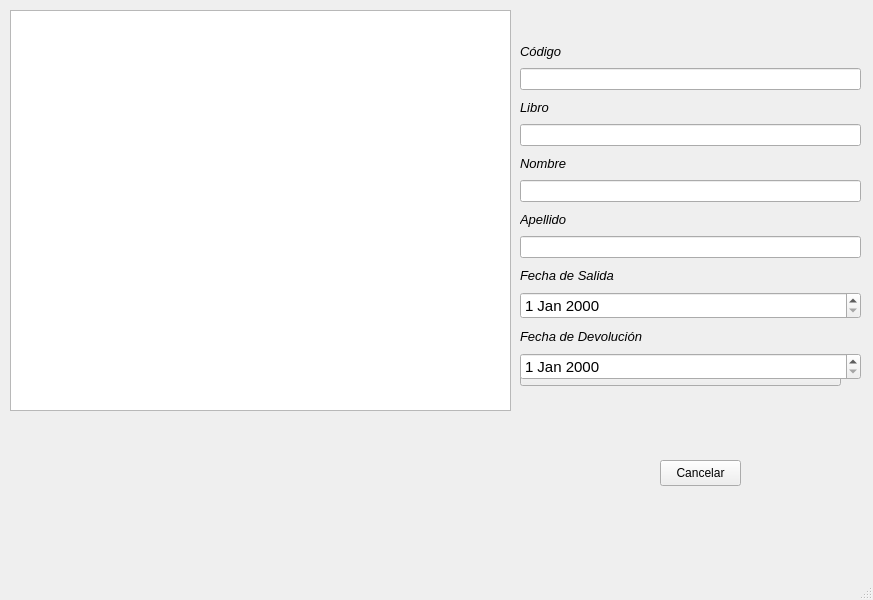
First picture: the form in desktop/ui/loans.ui, repository Now314/CRUD-Biblioteca-BiblioOrg8-, before the edit.
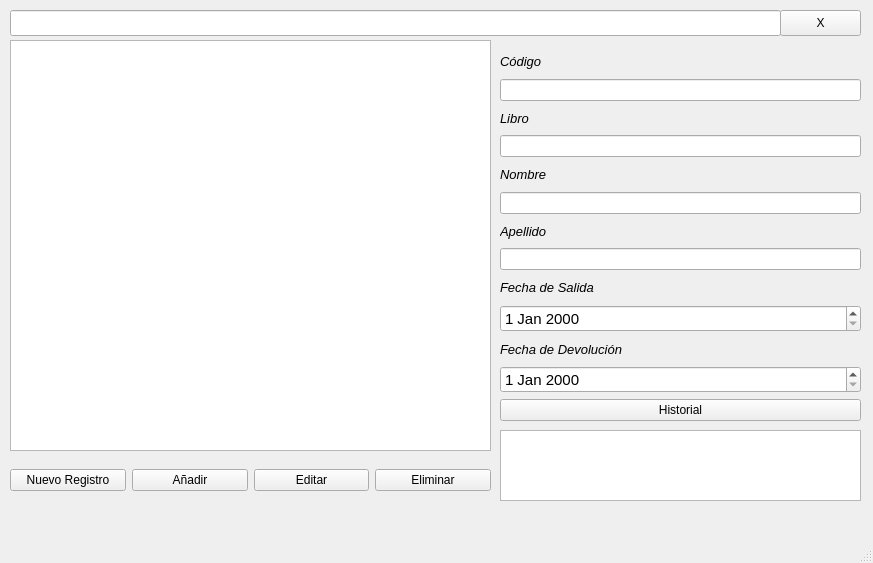
Second picture: the form after the edit.

```diff
--- a/desktop/ui/loans.ui
+++ b/desktop/ui/loans.ui
@@ -7,7 +7,7 @@
     <x>0</x>
     <y>0</y>
     <width>873</width>
-    <height>600</height>
+    <height>563</height>
    </rect>
   </property>
   <property name="windowTitle">
@@ -18,49 +18,56 @@
     <property name="geometry">
      <rect>
       <x>10</x>
-      <y>10</y>
-      <width>501</width>
-      <height>401</height>
-     </rect>
-    </property>
-   </widget>
-   <widget class="QPushButton" name="cancelbtn">
-    <property name="geometry">
-     <rect>
-      <x>660</x>
-      <y>460</y>
-      <width>81</width>
-      <height>26</height>
-     </rect>
-    </property>
-    <property name="text">
-     <string>Cancelar</string>
-    </property>
-   </widget>
-   <widget class="QPushButton" name="addbtn">
-    <property name="geometry">
-     <rect>
-      <x>520</x>
-      <y>360</y>
-      <width>321</width>
-      <height>26</height>
-     </rect>
-    </property>
-    <property name="text">
-     <string>Historial</string>
-    </property>
-   </widget>
-   <widget class="QWidget" name="">
-    <property name="geometry">
-     <rect>
-      <x>520</x>
       <y>40</y>
-      <width>341</width>
-      <height>340</height>
+      <width>481</width>
+      <height>411</height>
      </rect>
     </property>
-    <layout class="QGridLayout" name="gridLayout">
-     <item row="0" column="0">
+   </widget>
+   <widget class="QLineEdit" name="searchtxt">
+    <property name="geometry">
+     <rect>
+      <x>10</x>
+      <y>10</y>
+      <width>771</width>
+      <height>26</height>
+     </rect>
+    </property>
+   </widget>
+   <widget class="QPushButton" name="resetbtn">
+    <property name="geometry">
+     <rect>
+      <x>780</x>
+      <y>10</y>
+      <width>81</width>
+      <height>26</height>
+     </rect>
+    </property>
+    <property name="text">
+     <string>X</string>
+    </property>
+   </widget>
+   <widget class="QListWidget" name="listWidget">
+    <property name="geometry">
+     <rect>
+      <x>500</x>
+      <y>430</y>
+      <width>361</width>
+      <height>71</height>
+     </rect>
+    </property>
+   </widget>
+   <widget class="QWidget" name="">
+    <property name="geometry">
+     <rect>
+      <x>500</x>
+      <y>50</y>
+      <width>361</width>
+      <height>371</height>
+     </rect>
+    </property>
+    <layout class="QVBoxLayout" name="verticalLayout">
+     <item>
       <widget class="QLabel" name="codelabel">
        <property name="font">
         <font>
@@ -73,10 +80,10 @@
        </property>
       </widget>
      </item>
-     <item row="1" column="0">
+     <item>
       <widget class="QLineEdit" name="codetxt"/>
      </item>
-     <item row="2" column="0">
+     <item>
       <widget class="QLabel" name="booklabel">
        <property name="font">
         <font>
@@ -89,10 +96,10 @@
        </property>
       </widget>
      </item>
-     <item row="3" column="0">
+     <item>
       <widget class="QLineEdit" name="booktxt"/>
      </item>
-     <item row="4" column="0">
+     <item>
       <widget class="QLabel" name="namelabel">
        <property name="font">
         <font>
@@ -105,10 +112,10 @@
        </property>
       </widget>
      </item>
-     <item row="5" column="0">
+     <item>
       <widget class="QLineEdit" name="nametxt"/>
      </item>
-     <item row="6" column="0">
+     <item>
       <widget class="QLabel" name="lastnamelabel">
        <property name="font">
         <font>
@@ -121,10 +128,10 @@
        </property>
       </widget>
      </item>
-     <item row="7" column="0">
+     <item>
       <widget class="QLineEdit" name="lastnametxt"/>
      </item>
-     <item row="8" column="0">
+     <item>
       <widget class="QLabel" name="departuredatelabel">
        <property name="font">
         <font>
@@ -137,7 +144,7 @@
        </property>
       </widget>
      </item>
-     <item row="9" column="0">
+     <item>
       <widget class="QDateEdit" name="departuredateEdit">
        <property name="font">
         <font>
@@ -146,7 +153,7 @@
        </property>
       </widget>
      </item>
-     <item row="10" column="0">
+     <item>
       <widget class="QLabel" name="datelabel">
        <property name="font">
         <font>
@@ -159,12 +166,59 @@
        </property>
       </widget>
      </item>
-     <item row="11" column="0">
+     <item>
       <widget class="QDateEdit" name="dateEdit">
        <property name="font">
         <font>
          <pointsize>11</pointsize>
         </font>
+       </property>
+      </widget>
+     </item>
+     <item>
+      <widget class="QPushButton" name="Historybtn">
+       <property name="text">
+        <string>Historial</string>
+       </property>
+      </widget>
+     </item>
+    </layout>
+   </widget>
+   <widget class="QWidget" name="">
+    <property name="geometry">
+     <rect>
+      <x>10</x>
+      <y>460</y>
+      <width>481</width>
+      <height>41</height>
+     </rect>
+    </property>
+    <layout class="QHBoxLayout" name="horizontalLayout">
+     <item>
+      <widget class="QPushButton" name="newbtn">
+       <property name="text">
+        <string>Nuevo Registro</string>
+       </property>
+      </widget>
+     </item>
+     <item>
+      <widget class="QPushButton" name="addbtn">
+       <property name="text">
+        <string>Añadir</string>
+       </property>
+      </widget>
+     </item>
+     <item>
+      <widget class="QPushButton" name="editbtn">
+       <property name="text">
+        <string>Editar</string>
+       </property>
+      </widget>
+     </item>
+     <item>
+      <widget class="QPushButton" name="deletbtn">
+       <property name="text">
+        <string>Eliminar</string>
        </property>
       </widget>
      </item>
```
